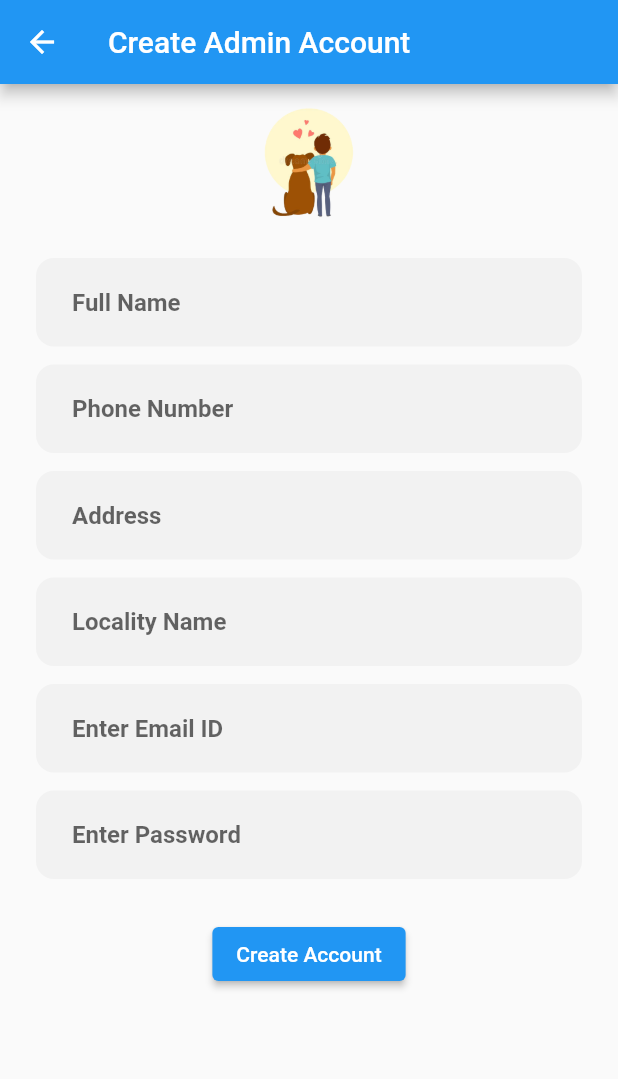
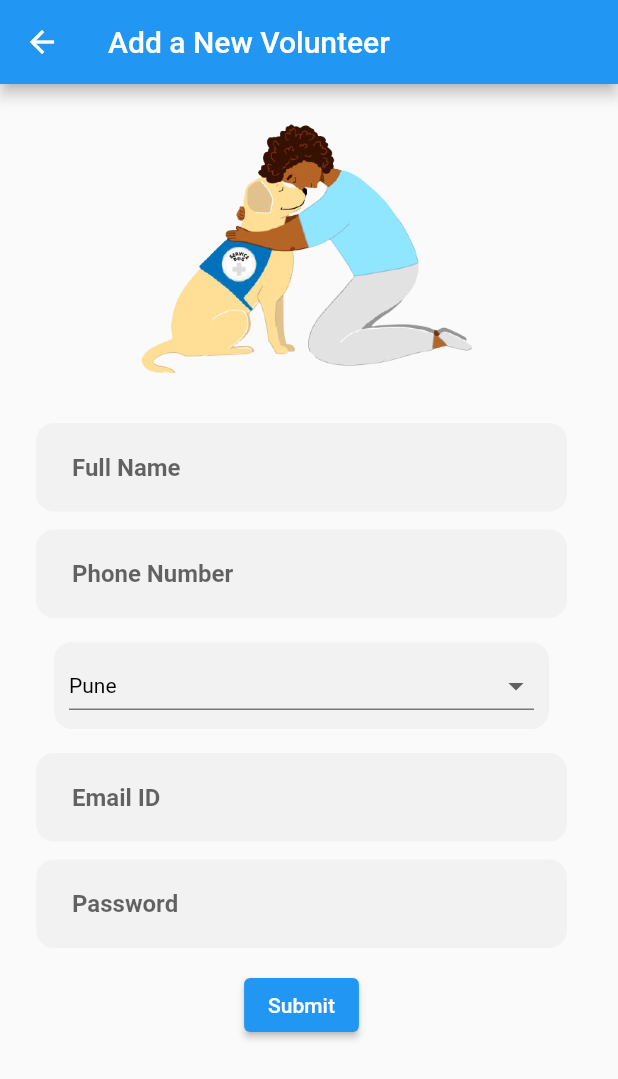
Before and after one commit to akshayMunot30/NGO-System-for-Street-Dogs, a Flutter app: the MainDrawer widget shown alone on an empty page, opened directly, after a tap on "Add a new volunteer", on a phone screen of 412 x 824 dp. Shown: the top 1079 px of the screen. Run offline on Flutter 3.47's test engine with Material 2 defaults, Android fonts, the light colour scheme and no system bars; network calls fail.

Commit message:
master done

```diff
--- /dev/null
+++ b/client/lib/screens/addUser.dart
@@ -0,0 +1,266 @@
+import 'package:flutter/material.dart';
+import '../api.dart';
+import '../screens/homepage_admin.dart';
+
+class AddVolunteer extends StatefulWidget {
+  const AddVolunteer({Key? key}) : super(key: key);
+
+  @override
+  _AddVolunteerState createState() => _AddVolunteerState();
+}
+
+class _AddVolunteerState extends State<AddVolunteer> {
+  String dropDownValue = "Pune";
+  var localities = <String>['Pune'];
+  @override
+  void initState() {
+    super.initState();
+    ApiClient().getLocality().then((value) {
+      setState(() {
+        localities = value;
+        localities.remove('all');
+      });
+    });
+  }
+
+  TextEditingController _name = new TextEditingController();
+  TextEditingController _phone = new TextEditingController();
+  TextEditingController _location = new TextEditingController();
+  TextEditingController _email = new TextEditingController();
+  TextEditingController _password = new TextEditingController();
+
+  void _addUser() {
+    ApiClient().createUser(
+        _email.text, _password.text, _name.text, _location.text, _phone.text);
+    _location.clear();
+    _name.clear();
+    _phone.clear();
+    _email.clear();
+    _location.clear();
+    _password.clear();
+
+    showDialog<String>(
+      context: context,
+      builder: (BuildContext context) => AlertDialog(
+        title: const Text(
+          'User Created Successfully!!',
+          style: TextStyle(color: Colors.red),
+        ),
+        content: const Text('The User can now login trhough Vlunteer Login'),
+        actions: <Widget>[
+          TextButton(
+            onPressed: () {
+              Navigator.pop(context, 'OK');
+              Navigator.pushReplacement(
+                context,
+                MaterialPageRoute(
+                  builder: (context) => AdminHomepage(),
+                ),
+              );
+            },
+            child: const Text('OK'),
+          ),
+        ],
+      ),
+    );
+  }
+
+  @override
+  Widget build(BuildContext context) {
+    return Scaffold(
+      appBar: AppBar(
+        title: Text("Add a New Volunteer"),
+      ),
+      body: SingleChildScrollView(
+        child: Container(
+          width: MediaQuery.of(context).size.width - 10,
+          child: Center(
+            child: Column(
+              children: [
+                Container(
+                  margin: EdgeInsets.all(20),
+                  height: 180,
+                  child: Image.asset("assets/images/addVolunteer.png"),
+                ),
+
+                // Full Name Input Field
+                Container(
+                  margin: EdgeInsets.symmetric(
+                    horizontal: 24.0,
+                    vertical: 6.0,
+                  ),
+                  decoration: BoxDecoration(
+                    color: Color(0xFFF2F2F2),
+                    borderRadius: BorderRadius.circular(12.0),
+                  ),
+                  child: TextField(
+                    controller: _name,
+                    obscureText: false,
+                    textInputAction: TextInputAction.next,
+                    decoration: InputDecoration(
+                      border: InputBorder.none,
+                      hintText: "Full Name",
+                      contentPadding: EdgeInsets.symmetric(
+                        horizontal: 24.0,
+                        vertical: 20.0,
+                      ),
+                    ),
+                    style: TextStyle(
+                        fontSize: 16.0,
+                        fontWeight: FontWeight.w600,
+                        color: Colors.black),
+                  ),
+                ),
+
+                // Phone Number Input Field
+                Container(
+                  margin: EdgeInsets.symmetric(
+                    horizontal: 24.0,
+                    vertical: 6.0,
+                  ),
+                  decoration: BoxDecoration(
+                    color: Color(0xFFF2F2F2),
+                    borderRadius: BorderRadius.circular(12.0),
+                  ),
+                  child: TextField(
+                    keyboardType: TextInputType.phone,
+                    controller: _phone,
+                    obscureText: false,
+                    textInputAction: TextInputAction.next,
+                    decoration: InputDecoration(
+                      border: InputBorder.none,
+                      hintText: "Phone Number",
+                      contentPadding: EdgeInsets.symmetric(
+                        horizontal: 24.0,
+                        vertical: 20.0,
+                      ),
+                    ),
+                    style: TextStyle(
+                        fontSize: 16.0,
+                        fontWeight: FontWeight.w600,
+                        color: Colors.black),
+                  ),
+                ),
+
+                // Locality Name
+                Container(
+                  decoration: BoxDecoration(
+                    color: Color(0xFFF2F2F2),
+                    borderRadius: BorderRadius.circular(12.0),
+                  ),
+                  padding: EdgeInsets.symmetric(
+                    horizontal: 10,
+                    vertical: 5,
+                  ),
+                  width: 330,
+                  margin: EdgeInsets.all(10),
+                  child: DropdownButton<String>(
+                    isExpanded: true,
+                    value: dropDownValue,
+                    icon: const Icon(Icons.arrow_drop_down_outlined),
+                    iconSize: 24,
+                    elevation: 16,
+                    style: const TextStyle(color: Colors.black),
+                    underline: Container(
+                      height: 0.5,
+                      color: Colors.black,
+                    ),
+                    onChanged: (String? newValue) {
+                      setState(() {
+                        dropDownValue = newValue!;
+                        _location.text = newValue;
+                      });
+                    },
+                    items: localities
+                        .map<DropdownMenuItem<String>>((String value) {
+                      return DropdownMenuItem<String>(
+                        value: value,
+                        child: Text(value),
+                      );
+                    }).toList(),
+                  ),
+                ),
+
+                // Email Input Field
+                Container(
+                  margin: EdgeInsets.symmetric(
+                    horizontal: 24.0,
+                    vertical: 6.0,
+                  ),
+                  decoration: BoxDecoration(
+                    color: Color(0xFFF2F2F2),
+                    borderRadius: BorderRadius.circular(12.0),
+                  ),
+                  child: TextField(
+                    keyboardType: TextInputType.emailAddress,
+                    controller: _email,
+                    obscureText: false,
+                    textInputAction: TextInputAction.next,
+                    decoration: InputDecoration(
+                      border: InputBorder.none,
+                      hintText: "Email ID",
+                      contentPadding: EdgeInsets.symmetric(
+                        horizontal: 24.0,
+                        vertical: 20.0,
+                      ),
+                    ),
+                    style: TextStyle(
+                        fontSize: 16.0,
+                        fontWeight: FontWeight.w600,
+                        color: Colors.black),
+                  ),
+                ),
+
+                // Password Field
+                Container(
+                  margin: EdgeInsets.symmetric(
+                    horizontal: 24.0,
+                    vertical: 6.0,
+                  ),
+                  decoration: BoxDecoration(
+                    color: Color(0xFFF2F2F2),
+                    borderRadius: BorderRadius.circular(12.0),
+                  ),
+                  child: TextField(
+                    controller: _password,
+                    obscureText: true,
+                    textInputAction: TextInputAction.next,
+                    decoration: InputDecoration(
+                      border: InputBorder.none,
+                      hintText: "Password",
+                      contentPadding: EdgeInsets.symmetric(
+                        horizontal: 24.0,
+                        vertical: 20.0,
+                      ),
+                    ),
+                    style: TextStyle(
+                        fontSize: 16.0,
+                        fontWeight: FontWeight.w600,
+                        color: Colors.black),
+                  ),
+                ),
+
+                // Submit Button
+                Container(
+                  margin: EdgeInsets.all(8.0),
+                  child: ElevatedButton(
+                    onPressed: () {
+                      print("Name" + _name.text);
+                      print("Phone" + _phone.text);
+                      print("Locality" + _location.text);
+                      print("Email" + _email.text);
+                      print("Password" + _password.text);
+
+                      _addUser();
+                    },
+                    child: Text("Submit"),
+                  ),
+                ),
+              ],
+            ),
+          ),
+        ),
+      ),
+    );
+  }
+}
--- a/client/lib/screens/adminLogin.dart
+++ b/client/lib/screens/adminLogin.dart
@@ -44,7 +44,7 @@ class _AdminLoginState extends State<AdminLogin> {
       Navigator.pushReplacement(
         context,
         MaterialPageRoute(
-          builder: (context) => Homepage(),
+          builder: (context) => AdminHomepage(),
         ),
       );
     }
--- a/client/lib/screens/monthly_reports.dart
+++ b/client/lib/screens/monthly_reports.dart
@@ -2,12 +2,12 @@ import 'package:flutter/material.dart';
 import 'package:ngo_system_for_street_dogs/api.dart';
 import 'package:ngo_system_for_street_dogs/widgets/main_drawer.dart';
 
-class WeelkyReports extends StatefulWidget {
+class MonthlyReport extends StatefulWidget {
   @override
-  _WeelkyReportsState createState() => _WeelkyReportsState();
+  _MonthlyReportState createState() => _MonthlyReportState();
 }
 
-class _WeelkyReportsState extends State<WeelkyReports> {
+class _MonthlyReportState extends State<MonthlyReport> {
   List data = [];
   List users = <String>[];
   int dogCount = 0;
--- a/client/lib/screens/volunteerLogin.dart
+++ b/client/lib/screens/volunteerLogin.dart
@@ -83,6 +83,7 @@ class _VolunteerLoginState extends State<VolunteerLogin> {
                       borderRadius: BorderRadius.circular(12.0),
                     ),
                     child: TextField(
+                      keyboardType: TextInputType.emailAddress,
                       controller: _emailController,
                       obscureText: false,
                       textInputAction: TextInputAction.next,
--- a/client/lib/widgets/main_drawer.dart
+++ b/client/lib/widgets/main_drawer.dart
@@ -1,9 +1,10 @@
-import 'package:flutter/cupertino.dart';
 import 'package:flutter/material.dart';
-import 'package:ngo_system_for_street_dogs/screens/add_newRecord_page.dart';
-import 'package:ngo_system_for_street_dogs/screens/adminSignUp.dart';
-import 'package:ngo_system_for_street_dogs/screens/record.dart';
-import 'package:ngo_system_for_street_dogs/screens/monthly_reports.dart';
+import 'package:ngo_system_for_street_dogs/screens/homepage_admin.dart';
+import '../screens/addUser.dart';
+import '../screens/homepage_volunteer.dart';
+import '../main.dart';
+import '../screens/add_newRecord_page.dart';
+import '../screens/monthly_reports.dart';
 import '../screens/add_new_locality.dart';
 
 class MainDrawer extends StatelessWidget {
@@ -53,9 +54,13 @@ class MainDrawer extends StatelessWidget {
                 fontSize: 30,
               ),
             ),
-          ),
-          SizedBox(
+          ),SizedBox(
             height: 20,
+          ),buildListTile(
+            'Stay Dogs',
+            Icons.home,
+            context,
+            AdminHomepage(),
           ),
           buildListTile(
             'New Locality',
@@ -67,19 +72,13 @@ class MainDrawer extends StatelessWidget {
             'Add a new volunteer',
             Icons.accessibility_new,
             context,
-            SignUp(),
+            AddVolunteer(),
           ),
           buildListTile(
             'Check Monthly Report',
             Icons.ad_units,
             context,
-            WeelkyReports(),
-          ),
-          buildListTile(
-            'Check Today\'s Record',
-            Icons.account_balance_wallet_rounded,
-            context,
-            TodayReport(),
+            MonthlyReport(),
           ),
           buildListTile(
             'Add New Record',
@@ -87,6 +86,45 @@ class MainDrawer extends StatelessWidget {
             context,
             AddNewRecord(),
           ),
+          SizedBox(
+            height: 10,
+          ),
+          Divider(
+            color: Color.fromRGBO(0, 10, 10, 0.5),
+          ),
+          SizedBox(
+            height: 10,
+          ),
+          GestureDetector(
+            onTap: () {
+              Navigator.pushReplacement(
+                context,
+                MaterialPageRoute(
+                  builder: (context) => MyHomePage(title: 'Login Page'),
+                ),
+              );
+            },
+            child: Row(
+              mainAxisAlignment: MainAxisAlignment.start,
+              crossAxisAlignment: CrossAxisAlignment.center,
+              children: [
+                SizedBox(
+                  width: 20,
+                ),
+                Icon(
+                  Icons.person,
+                  color: Colors.black,
+                ),
+                SizedBox(
+                  width: 20,
+                ),
+                Text(
+                  'Logout',
+                  style: TextStyle(color: Colors.black),
+                )
+              ],
+            ),
+          )
         ],
       ),
     );
```
Also changed, not shown: client/lib/main.dart (+6 -7 lines), client/lib/screens/homepage_admin.dart (+65 -6 lines), client/lib/screens/record.dart (deleted, +0 -12 lines), client/lib/widgets/maindrawer_volunteer.dart (+15 -6 lines), client/pubspec.yaml (+4 -4 lines), client/assets/images/addVolunteer.png (added), client/assets/images/homePage.png (added), client/assets/images/twoDogs.png (added), client/pubspec.lock.
